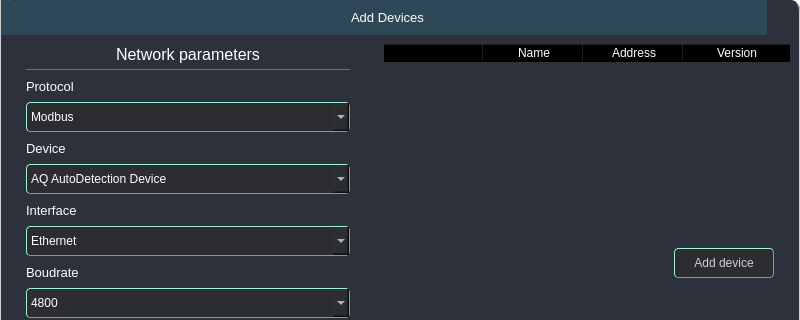
First picture: the form in UI/forms/AqAddDeviceWindow.ui, repository romangolovkou/AQteck_toolMAX, before the edit; both pictures show x 0 to 800 and y 0 to 320 of the 800 by 600 pixel window.
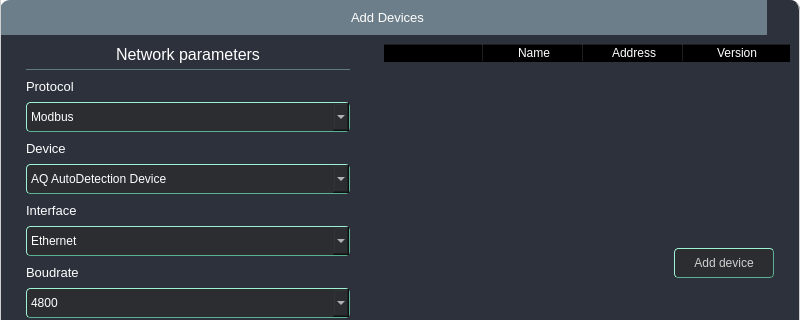
Second picture: the form after the edit. The open tabs and pages were chosen to show the change. Icons and pictures are not drawn. Custom widgets are drawn as their Qt base class.

Commit message: Додаткові json та дрібні правки

```diff
--- a/UI/forms/AqAddDeviceWindow.ui
+++ b/UI/forms/AqAddDeviceWindow.ui
@@ -44,7 +44,7 @@
 #toolboxFrame {
 	border-top-right-radius: 10px;
 	border-top-left-radius: 10px;
-	background-color: #2F4858;
+	background-color: rgba(47, 72, 88, 180);
 	border: none;
 }
 
@@ -61,7 +61,7 @@
 #icon {
 	border-top-left-radius: 10px;
 	border-left: 1px solid #D0D0D0;
-	background-color: #2F4858;
+	background-color: rgba(47, 72, 88, 0);
 }
 
 #title_text{
```
Left out of the diff: 2 changed lines with no effect on the pictures. The commit also changes 2 other files.
